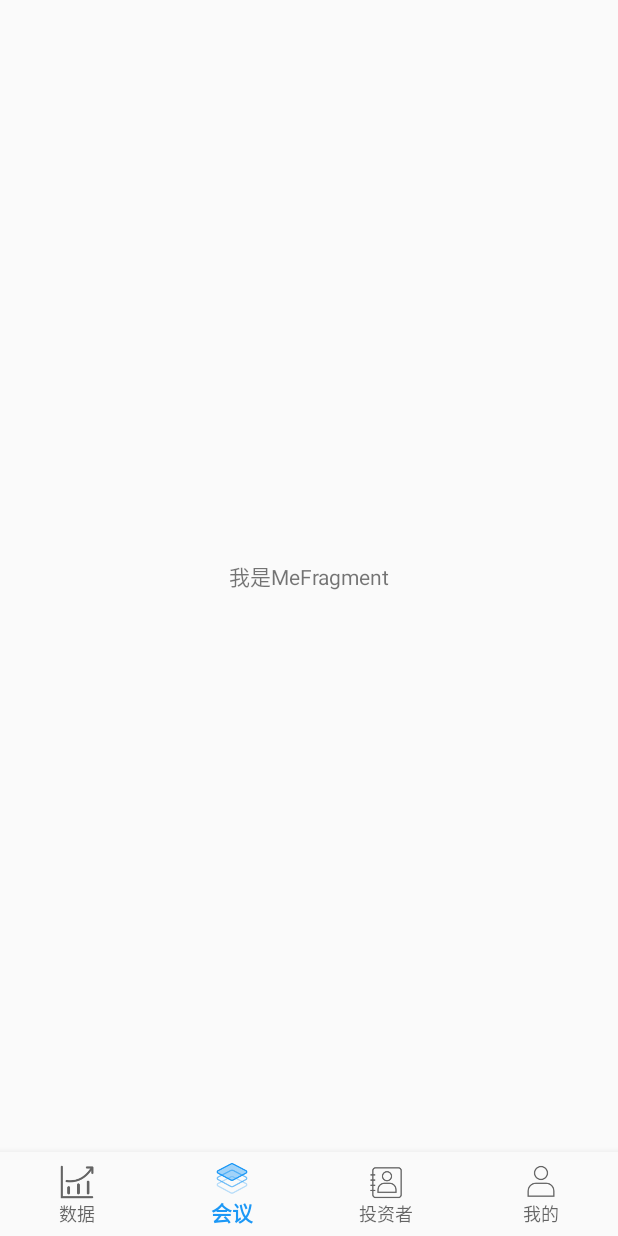
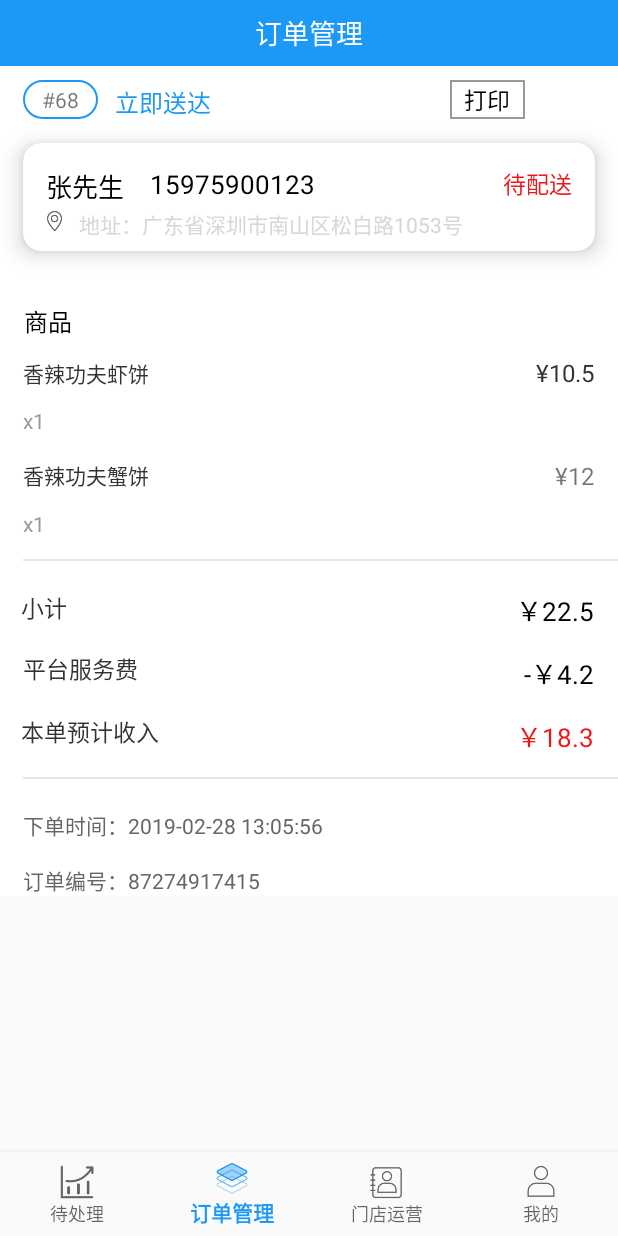
Before and after one commit to fuhongliang/Android_MerShop, an Android app: the MainActivity screen opened directly, with no data from a screen before it, item 2 of the bottom bar chosen, on a phone screen of 412 x 824 dp. Run offline under Robolectric (Android 15) with nearby library versions, the phone set to English and light mode, and no system bars.

Commit message:
订单管理

```diff
--- a/app/src/main/java/cn/ifhu/activity/MainActivity.java
+++ b/app/src/main/java/cn/ifhu/activity/MainActivity.java
@@ -15,6 +15,8 @@ import cn.ifhu.base.BaseFragment;
 import cn.ifhu.base.ViewManager;
 import cn.ifhu.fragments.me.MeFragment;
 import cn.ifhu.fragments.neworder.NewOrderFragment;
+import cn.ifhu.fragments.operation.OperationFragment;
+import cn.ifhu.fragments.orders.OrdersFragment;
 
 /**
  * @author fuhongliang
@@ -60,8 +62,8 @@ public class MainActivity extends BaseActivity {
 
     private void initViewPager() {
         ViewManager.getInstance().addFragment(0, NewOrderFragment.newInstance());
-        ViewManager.getInstance().addFragment(1, MeFragment.newInstance());
-        ViewManager.getInstance().addFragment(2, MeFragment.newInstance());
+        ViewManager.getInstance().addFragment(1, OrdersFragment.newInstance());
+        ViewManager.getInstance().addFragment(2, OperationFragment.newInstance());
         ViewManager.getInstance().addFragment(3, MeFragment.newInstance());
         mFragments = ViewManager.getInstance().getAllFragment();
         mPager = findViewById(R.id.container_pager);
--- a/app/src/main/java/cn/ifhu/activity/login/LoginActivity.java
+++ b/app/src/main/java/cn/ifhu/activity/login/LoginActivity.java
@@ -3,6 +3,7 @@ package cn.ifhu.activity.login;
 import android.content.Intent;
 import android.os.Bundle;
 import android.os.Handler;
+import android.view.View;
 import android.widget.Button;
 import android.widget.EditText;
 import android.widget.ImageView;
@@ -36,7 +37,7 @@ public class LoginActivity extends BaseActivity implements LoginContract.View {
     EditText etPassword;
     @BindView(R.id.tv_agreement)
     TextView tvAgreement;
-    @BindView(R.id.btn_login)
+
     Button btnLogin;
 
     @Override
@@ -46,6 +47,16 @@ public class LoginActivity extends BaseActivity implements LoginContract.View {
         ButterKnife.bind(this);
         new LoginPresenter(this);
         mPresenter.start();
+        btnLogin = findViewById(R.id.btn_login);
+        btnLogin.setOnClickListener(v -> {
+            setLoadingMessageIndicator(true);
+            new Handler().postDelayed(() -> {
+                setLoadingMessageIndicator(false);
+                ToastHelper.makeText("登录成功！", Toast.LENGTH_SHORT,ToastHelper.NORMALTOAST).show();
+                startActivity(new Intent(LoginActivity.this, MainActivity.class));
+            },1000);
+
+        });
     }
 
     @Override
@@ -73,6 +84,7 @@ public class LoginActivity extends BaseActivity implements LoginContract.View {
     public void onViewClicked() {
         setLoadingMessageIndicator(true);
         new Handler().postDelayed(() -> {
+            setLoadingMessageIndicator(false);
             ToastHelper.makeText("登录成功！", Toast.LENGTH_SHORT,ToastHelper.NORMALTOAST).show();
             startActivity(new Intent(LoginActivity.this, MainActivity.class));
         },1000);
--- a/app/src/main/java/cn/ifhu/fragments/neworder/NewOrderFragment.java
+++ b/app/src/main/java/cn/ifhu/fragments/neworder/NewOrderFragment.java
@@ -29,7 +29,7 @@ public class NewOrderFragment extends BaseFragment {
     public View onCreateView(LayoutInflater inflater, ViewGroup container,
                              Bundle savedInstanceState) {
         // Inflate the layout for this fragment
-        return inflater.inflate(R.layout.fragment_new_order, container, false);
+        return inflater.inflate(R.layout.item_neworder, container, false);
     }
 
 
--- a/app/src/main/java/cn/ifhu/fragments/operation/OperationFragment.java
+++ b/app/src/main/java/cn/ifhu/fragments/operation/OperationFragment.java
@@ -29,7 +29,7 @@ public class OperationFragment extends BaseFragment {
     public View onCreateView(LayoutInflater inflater, ViewGroup container,
                              Bundle savedInstanceState) {
         // Inflate the layout for this fragment
-        return inflater.inflate(R.layout.fragment_me, container, false);
+        return inflater.inflate(R.layout.fragment_operation, container, false);
     }
 
 
--- a/app/src/main/java/cn/ifhu/fragments/orders/OrdersFragment.java
+++ b/app/src/main/java/cn/ifhu/fragments/orders/OrdersFragment.java
@@ -29,7 +29,7 @@ public class OrdersFragment extends BaseFragment {
     public View onCreateView(LayoutInflater inflater, ViewGroup container,
                              Bundle savedInstanceState) {
         // Inflate the layout for this fragment
-        return inflater.inflate(R.layout.fragment_me, container, false);
+        return inflater.inflate(R.layout.fragment_order_managment, container, false);
     }
 
 
--- /dev/null
+++ b/app/src/main/res/layout/fragment_order_managment.xml
@@ -0,0 +1,318 @@
+<FrameLayout xmlns:android="http://schemas.android.com/apk/res/android"
+    android:layout_width="match_parent"
+    android:layout_height="match_parent">
+    <ScrollView
+        xmlns:android="http://schemas.android.com/apk/res/android"
+        android:layout_width="fill_parent"
+        android:layout_height="fill_parent"
+        android:scrollbars="vertical">
+        <LinearLayout xmlns:android="http://schemas.android.com/apk/res/android"
+            xmlns:app="http://schemas.android.com/apk/res-auto"
+            android:layout_width="match_parent"
+            android:layout_height="match_parent"
+            android:background="#ffffff"
+            android:orientation="vertical">
+            <RelativeLayout
+                android:layout_width="match_parent"
+                android:layout_height="44dp"
+                android:background="#1C98F6"
+                >
+                <TextView
+                    android:layout_width="match_parent"
+                    android:layout_height="match_parent"
+                    android:gravity="center"
+                    android:text="订单管理"
+                    android:textSize="18dp"
+                    android:textColor="#ffffff"
+                    />
+            </RelativeLayout>
+            <RelativeLayout
+                android:layout_width="match_parent"
+                android:layout_height="match_parent">
+                <TextView
+                    android:id="@+id/bg_button"
+                    android:layout_width="50dp"
+                    android:layout_height="26dp"
+                    android:layout_marginLeft="15dp"
+                    android:layout_marginTop="9dp"
+                    android:background="@drawable/bg_button"
+                    android:gravity="center"
+                    android:text="#68" />
+
+                <TextView
+                    android:layout_width="wrap_content"
+                    android:layout_height="wrap_content"
+                    android:layout_marginLeft="11dp"
+                    android:layout_marginTop="12dp"
+                    android:layout_toRightOf="@+id/bg_button"
+                    android:text="立即送达"
+                    android:textColor="#1C98F6"
+                    android:textSize="16sp" />
+                <Button
+                    android:layout_width="50dp"
+                    android:layout_height="26dp"
+                    android:text="打印"
+                    android:layout_marginLeft="300dp"
+                    android:textColor="#000000"
+                    android:layout_marginTop="9dp"
+                    android:layout_marginRight="15dp"
+                    android:gravity="center"
+                    android:textSize="15sp"
+                    android:background="@drawable/button_edge"/>
+            </RelativeLayout>
+
+            <android.support.v7.widget.CardView
+                android:layout_width="match_parent"
+                android:layout_height="72dp"
+                android:layout_margin="15dp"
+                app:cardBackgroundColor="#ffffff"
+                app:cardCornerRadius="12dp"
+                app:cardElevation="9dp"
+                app:cardMaxElevation="10dp">
+
+                <RelativeLayout
+                    android:layout_width="match_parent"
+                    android:layout_height="wrap_content">
+
+                    <TextView
+                        android:id="@+id/name"
+                        android:layout_width="wrap_content"
+                        android:layout_height="wrap_content"
+                        android:layout_marginLeft="15dp"
+                        android:layout_marginTop="15dp"
+                        android:text="张先生"
+                        android:textColor="#000000"
+                        android:textSize="17sp" />
+
+                    <TextView
+                        android:layout_width="wrap_content"
+                        android:layout_height="wrap_content"
+                        android:layout_toRightOf="@id/name"
+                        android:text="15975900123"
+                        android:textColor="#000000"
+                        android:textSize="17sp"
+                        android:layout_marginTop="15dp"
+                        android:layout_marginLeft="17dp"
+                        />
+                    <TextView
+                        android:layout_width="match_parent"
+                        android:layout_height="wrap_content"
+                        android:text="待配送"
+                        android:textColor="#EC1818"
+                        android:textSize="15sp"
+                        android:layout_marginTop="15dp"
+                        android:layout_marginRight="15dp"
+                        android:gravity="right"
+
+                        />
+                    <ImageView
+                        android:id="@+id/icon_weizhi"
+                        android:layout_width="10dp"
+                        android:layout_height="13dp"
+                        android:background="@drawable/icon_weizhi"
+                        android:layout_marginLeft="16dp"
+                        android:layout_marginTop="45dp"
+                        />
+                    <TextView
+                        android:layout_width="wrap_content"
+                        android:layout_height="wrap_content"
+                        android:text="地址：广东省深圳市南山区松白路1053号"
+                        android:textColor="#D7D6DC"
+                        android:textSize="14sp"
+                        android:layout_toRightOf="@id/icon_weizhi"
+                        android:layout_marginTop="43dp"
+                        android:layout_marginLeft="11dp"
+                        />
+                </RelativeLayout>
+            </android.support.v7.widget.CardView>
+            <TextView
+                android:layout_width="match_parent"
+                android:layout_height="wrap_content"
+                android:text="商品"
+                android:textSize="16sp"
+                android:textColor="#000000"
+                android:layout_marginLeft="16dp"
+                android:layout_marginTop="19dp"
+                android:gravity="left"
+                />
+            <RelativeLayout
+                android:layout_width="match_parent"
+                android:layout_height="wrap_content">
+                <TextView
+                    android:layout_width="match_parent"
+                    android:layout_height="wrap_content"
+                    android:text="香辣功夫虾饼"
+                    android:textColor="#333333"
+                    android:textSize="14sp"
+                    android:layout_marginLeft="15dp"
+                    android:layout_marginTop="12dp"
+                    android:gravity="left"
+                    />
+                <TextView
+                    android:layout_width="match_parent"
+                    android:layout_height="wrap_content"
+                    android:text="¥10.5"
+                    android:textSize="16sp"
+                    android:textColor="#333333"
+                    android:gravity="right"
+                    android:layout_marginRight="16dp"
+                    android:layout_marginTop="11dp"
+                    />
+            </RelativeLayout>
+            <RelativeLayout
+                android:layout_width="match_parent"
+                android:layout_height="wrap_content">
+                <TextView
+                    android:layout_width="match_parent"
+                    android:layout_height="match_parent"
+                    android:text="x1"
+                    android:textColor="#999999"
+                    android:textSize="14sp"
+                    android:gravity="left"
+                    android:layout_marginLeft="15dp"
+                    android:layout_marginTop="11dp"
+                    />
+            </RelativeLayout>
+            <RelativeLayout
+                android:layout_width="match_parent"
+                android:layout_height="wrap_content">
+                <TextView
+                    android:layout_width="match_parent"
+                    android:layout_height="wrap_content"
+                    android:text="香辣功夫蟹饼"
+                    android:textColor="#333333"
+                    android:textSize="14sp"
+                    android:layout_marginLeft="15dp"
+                    android:layout_marginTop="16dp"
+                    />
+                <TextView
+                    android:layout_width="match_parent"
+                    android:layout_height="wrap_content"
+                    android:text="¥12"
+                    android:textSize="16sp"
+                    android:gravity="right"
+                    android:layout_marginTop="16dp"
+                    android:layout_marginRight="16dp"
+                    />
+            </RelativeLayout>
+            <RelativeLayout
+                android:layout_width="match_parent"
+                android:layout_height="wrap_content">
+                <TextView
+                    android:layout_width="match_parent"
+                    android:layout_height="match_parent"
+                    android:text="x1"
+                    android:textColor="#999999"
+                    android:textSize="14sp"
+                    android:gravity="left"
+                    android:layout_marginLeft="15dp"
+                    android:layout_marginTop="11dp"
+                    />
+            </RelativeLayout>
+            <ImageView
+                android:layout_width="match_parent"
+                android:layout_height="1dp"
+                android:background="#E5E5E5"
+                android:layout_marginLeft="15dp"
+                android:layout_marginTop="14dp"
+                />
+            <RelativeLayout
+                android:layout_width="match_parent"
+                android:layout_height="wrap_content">
+                <TextView
+                    android:layout_width="match_parent"
+                    android:layout_height="wrap_content"
+                    android:text="小计"
+                    android:textColor="#333333"
+                    android:textSize="15dp"
+                    android:gravity="left"
+                    android:layout_marginTop="19dp"
+                    android:layout_marginLeft="14dp"
+                    />
+                <TextView
+                    android:layout_width="match_parent"
+                    android:layout_height="wrap_content"
+                    android:text="￥22.5"
+                    android:textColor="#000000"
+                    android:textSize="17sp"
+                    android:gravity="right"
+                    android:layout_marginTop="19dp"
+                    android:layout_marginRight="16dp"/>
+            </RelativeLayout>
+            <RelativeLayout
+                android:layout_width="match_parent"
+                android:layout_height="wrap_content">
+                <TextView
+                    android:layout_width="match_parent"
+                    android:layout_height="wrap_content"
+                    android:text="平台服务费"
+                    android:textColor="#333333"
+                    android:textSize="15sp"
+                    android:gravity="left"
+                    android:layout_marginTop="14dp"
+                    android:layout_marginLeft="15dp"
+                    />
+                <TextView
+                    android:layout_width="match_parent"
+                    android:layout_height="wrap_content"
+                    android:text="-￥4.2"
+                    android:textColor="#000000"
+                    android:textSize="17sp"
+                    android:gravity="right"
+                    android:layout_marginRight="16dp"
+                    android:layout_marginTop="15dp"/>
+            </RelativeLayout>
+            <RelativeLayout
+                android:layout_width="match_parent"
+                android:layout_height="wrap_content">
+                <TextView
+                    android:layout_width="match_parent"
+                    android:layout_height="wrap_content"
+                    android:text="本单预计收入"
+                    android:textColor="#333333"
+                    android:textSize="15sp"
+                    android:gravity="left"
+                    android:layout_marginTop="14dp"
+                    android:layout_marginLeft="14dp"
+                    />
+                <TextView
+                    android:layout_width="match_parent"
+                    android:layout_height="wrap_content"
+                    android:text="￥18.3"
+                    android:textSize="17sp"
+                    android:textColor="#EC1818"
+                    android:gravity="right"
+                    android:layout_marginTop="15dp"
+                    android:layout_marginRight="16dp"
+                    />
+            </RelativeLayout>
+            <ImageView
+                android:layout_width="match_parent"
+                android:layout_height="1dp"
+                android:background="#E5E5E5"
+                android:layout_marginLeft="15dp"
+                android:layout_marginTop="14dp"
+                />
+            <TextView
+                android:layout_width="match_parent"
+                android:layout_height="wrap_content"
+                android:text="下单时间：2019-02-28 13:05:56"
+                android:textColor="#666666"
+                android:textSize="14sp"
+                android:layout_marginTop="20dp"
+                android:layout_marginLeft="15dp"
+                android:gravity="left"
+                />
+            <TextView
+                android:layout_width="match_parent"
+                android:layout_height="wrap_content"
+                android:text="订单编号：87274917415"
+                android:textColor="#666666"
+                android:textSize="14sp"
+                android:layout_marginTop="15dp"
+                android:layout_marginLeft="15dp"
+                android:gravity="left"
+                />
+        </LinearLayout>
+    </ScrollView>
+</FrameLayout>
--- a/app/src/main/res/menu/navigation.xml
+++ b/app/src/main/res/menu/navigation.xml
@@ -3,16 +3,16 @@
     <item
         android:id="@+id/navigation_data"
         android:icon="@drawable/tab_data"
-        android:title="数据" />
+        android:title="待处理" />
     <item
         android:id="@+id/navigation_meetings"
         android:icon="@drawable/tab_icon_meetingr_gray"
-        android:title="会议" />
+        android:title="订单管理" />
 
     <item
         android:id="@+id/navigation_investors"
         android:icon="@drawable/tab_icon_investor_gray"
-        android:title="投资者" />
+        android:title="门店运营" />
 
     <item
         android:id="@+id/navigation_me"
```
